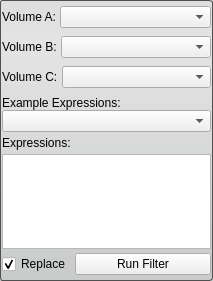
Old version of the form src/Interface/ToolInterface/ArithmeticFilterInterface.ui in the repository SCIInstitute/Seg3D.
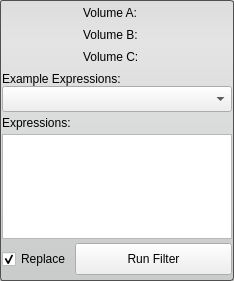
New version of the form.

The edit to the form file:
```diff
--- a/src/Interface/ToolInterface/ArithmeticFilterInterface.ui
+++ b/src/Interface/ToolInterface/ArithmeticFilterInterface.ui
@@ -6,7 +6,7 @@
    <rect>
     <x>0</x>
     <y>0</y>
-    <width>213</width>
+    <width>234</width>
     <height>281</height>
    </rect>
   </property>
@@ -47,7 +47,7 @@
    </property>
    <item>
     <widget class="QWidget" name="widget" native="true">
-     <layout class="QHBoxLayout" name="horizontalLayout" stretch="1,3">
+     <layout class="QHBoxLayout" name="volumeALayout" stretch="1">
       <property name="spacing">
        <number>4</number>
       </property>
@@ -65,27 +65,29 @@
       </property>
       <item>
        <widget class="QLabel" name="volumeALabel">
+        <property name="sizePolicy">
+         <sizepolicy hsizetype="Fixed" vsizetype="Preferred">
+          <horstretch>0</horstretch>
+          <verstretch>0</verstretch>
+         </sizepolicy>
+        </property>
+        <property name="minimumSize">
+         <size>
+          <width>68</width>
+          <height>0</height>
+         </size>
+        </property>
         <property name="text">
          <string>Volume A:</string>
         </property>
        </widget>
       </item>
-      <item>
-       <widget class="QComboBox" name="volumeAComboBox">
-        <property name="sizeAdjustPolicy">
-         <enum>QComboBox::AdjustToMinimumContentsLength</enum>
-        </property>
-        <property name="minimumContentsLength">
-         <number>12</number>
-        </property>
-       </widget>
-      </item>
      </layout>
     </widget>
    </item>
    <item>
     <widget class="QWidget" name="widget_2" native="true">
-     <layout class="QHBoxLayout" name="horizontalLayout_2" stretch="1,3">
+     <layout class="QHBoxLayout" name="volumeBLayout" stretch="1">
       <property name="spacing">
        <number>4</number>
       </property>
@@ -103,27 +105,29 @@
       </property>
       <item>
        <widget class="QLabel" name="volumeBLabel">
+        <property name="sizePolicy">
+         <sizepolicy hsizetype="Fixed" vsizetype="Preferred">
+          <horstretch>0</horstretch>
+          <verstretch>0</verstretch>
+         </sizepolicy>
+        </property>
+        <property name="minimumSize">
+         <size>
+          <width>68</width>
+          <height>0</height>
+         </size>
+        </property>
         <property name="text">
          <string>Volume B:</string>
         </property>
        </widget>
       </item>
-      <item>
-       <widget class="QComboBox" name="volumeBComboBox">
-        <property name="sizeAdjustPolicy">
-         <enum>QComboBox::AdjustToMinimumContentsLength</enum>
-        </property>
-        <property name="minimumContentsLength">
-         <number>12</number>
-        </property>
-       </widget>
-      </item>
      </layout>
     </widget>
    </item>
    <item>
     <widget class="QWidget" name="widget_3" native="true">
-     <layout class="QHBoxLayout" name="horizontalLayout_3" stretch="1,3">
+     <layout class="QHBoxLayout" name="volumeCLayout" stretch="1">
       <property name="spacing">
        <number>4</number>
       </property>
@@ -141,21 +145,23 @@
       </property>
       <item>
        <widget class="QLabel" name="volumeCLabel">
+        <property name="sizePolicy">
+         <sizepolicy hsizetype="Fixed" vsizetype="Preferred">
+          <horstretch>0</horstretch>
+          <verstretch>0</verstretch>
+         </sizepolicy>
+        </property>
+        <property name="minimumSize">
+         <size>
+          <width>68</width>
+          <height>0</height>
+         </size>
+        </property>
         <property name="text">
          <string>Volume C:</string>
         </property>
        </widget>
       </item>
-      <item>
-       <widget class="QComboBox" name="volumeCComboBox">
-        <property name="sizeAdjustPolicy">
-         <enum>QComboBox::AdjustToMinimumContentsLength</enum>
-        </property>
-        <property name="minimumContentsLength">
-         <number>12</number>
-        </property>
-       </widget>
-      </item>
      </layout>
     </widget>
    </item>
@@ -186,10 +192,16 @@
       </item>
       <item>
        <widget class="QComboBox" name="exampleExpComboBox">
+        <property name="minimumSize">
+         <size>
+          <width>0</width>
+          <height>26</height>
+         </size>
+        </property>
         <property name="maximumSize">
          <size>
           <width>16777215</width>
-          <height>23</height>
+          <height>26</height>
          </size>
         </property>
        </widget>
@@ -252,6 +264,18 @@
       </property>
       <item>
        <widget class="QCheckBox" name="replaceCheckBox">
+        <property name="minimumSize">
+         <size>
+          <width>0</width>
+          <height>32</height>
+         </size>
+        </property>
+        <property name="maximumSize">
+         <size>
+          <width>16777215</width>
+          <height>32</height>
+         </size>
+        </property>
         <property name="text">
          <string>Replace</string>
         </property>
@@ -262,10 +286,16 @@
       </item>
       <item>
        <widget class="QPushButton" name="invertButton">
+        <property name="minimumSize">
+         <size>
+          <width>0</width>
+          <height>32</height>
+         </size>
+        </property>
         <property name="maximumSize">
          <size>
           <width>16777215</width>
-          <height>23</height>
+          <height>32</height>
          </size>
         </property>
         <property name="text">
```
